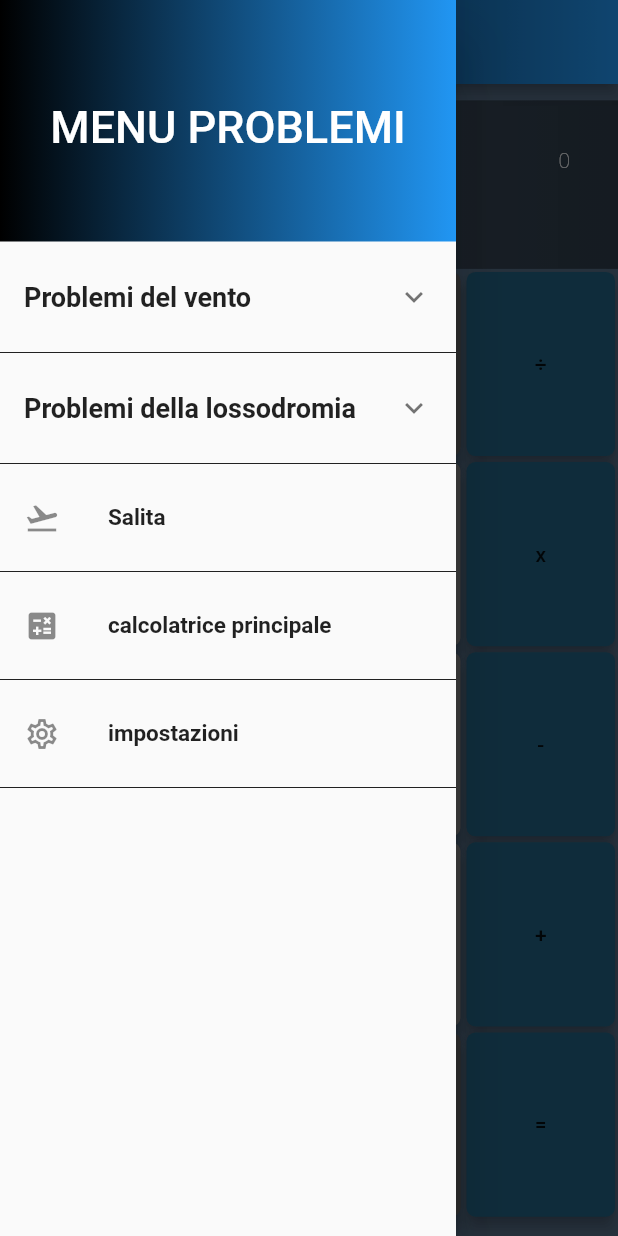
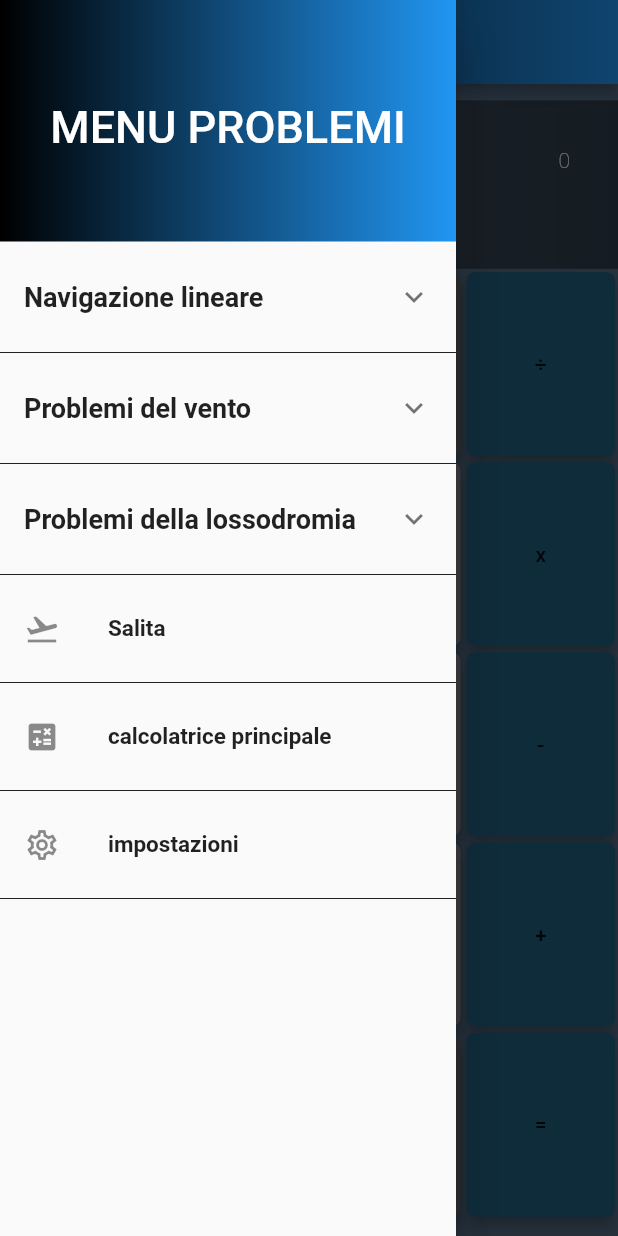
Before and after one commit to s-stasi/calcolatrice-flutter, a Flutter app: the screen it shows after launch, with the side drawer open, on a phone screen of 412 x 824 dp. Run offline on Flutter 3.47's test engine with Material 2 defaults, Android fonts, the phone set to English and light mode, and no system bars; our stand-ins replace shared_preferences; generated files the repository leaves out were written again.

Commit message:
navigazione lineare + navpar1

```diff
--- a/lib/MyApp.dart
+++ b/lib/MyApp.dart
@@ -7,6 +7,7 @@ import 'SecondaPag.dart';
 import 'TerzaPag.dart';
 import 'QuartaPag.dart';
 import 'SideDrawer.dart';
+import 'NavParalleli.dart';
 import 'MyHomePage.dart';
 import 'PrimoLossodromia.dart';
 import 'SecondoLossodromia.dart';
@@ -40,6 +41,7 @@ class _MAState extends State<MyApp> {
                 '/secLos': (context) => SecondoLossodromia(),
                 '/salita': (context) => Salita(),
                 '/ImpPag': (context) => Impostazioni(),
+                '/NavPar1': (context) => Paralleli(),
               },
             ));
   }
--- a/lib/SideDrawer.dart
+++ b/lib/SideDrawer.dart
@@ -26,6 +26,141 @@ class SideDrawer extends StatelessWidget {
                 Colors.blue,
               ]),
             ),
+          ),
+          ExpansionTile(
+            title: Text(
+              "Navigazione lineare",
+              style: TextStyle(
+                  fontSize: expTitleSmall, fontWeight: FontWeight.w600),
+            ),
+            children: <Widget>[
+              Divider(
+                color: Colors.blue,
+                thickness: 3,
+              ),
+              ExpansionTile(
+                title: Text(
+                  "navigazione per meridiano",
+                  style: TextStyle(
+                      fontSize: expTitleSmall, fontWeight: FontWeight.w600),
+                ),
+                children: <Widget>[
+                  Divider(
+                    color: Colors.indigo[900],
+                    thickness: 2,
+                  ),
+                  ListTile(
+                    leading: Icon(
+                      Icons.local_airport,
+                      size: 18,
+                    ),
+                    title: Text(
+                      'incognite: TC/D',
+                      style: TextStyle(
+                          fontSize: sumMenuItemSmall,
+                          fontWeight: FontWeight.w600),
+                    ),
+                    onTap: () => {
+                      Navigator.pushNamed(
+                        context,
+                        '/PriPag',
+                      ),
+                    },
+                  ),
+                  Divider(
+                    color: Colors.grey[900],
+                  ),
+                  ListTile(
+                    leading: Icon(
+                      Icons.local_airport,
+                      size: 18,
+                    ),
+                    title: Text(
+                      'incognite: Coordinate B',
+                      style: TextStyle(
+                          fontSize: sumMenuItemSmall,
+                          fontWeight: FontWeight.w600),
+                    ),
+                    onTap: () => {
+                      Navigator.pushNamed(
+                        context,
+                        '/PriPag',
+                      ),
+                    },
+                  ),
+                  Divider(
+                    color: Colors.indigo[900],
+                    thickness: 2,
+                  ),
+                ],
+              ),
+              Divider(
+                color: Colors.grey[900],
+              ),
+              ExpansionTile(
+                title: Text(
+                  "navigazione per paralleli",
+                  style: TextStyle(
+                      fontSize: expTitleSmall, fontWeight: FontWeight.w600),
+                ),
+                children: <Widget>[
+                  Divider(
+                    color: Colors.indigo[900],
+                    thickness: 2,
+                  ),
+                  ListTile(
+                    leading: Icon(
+                      Icons.local_airport,
+                      size: 18,
+                    ),
+                    title: Text(
+                      'incognite: TC/D',
+                      style: TextStyle(
+                          fontSize: sumMenuItemSmall,
+                          fontWeight: FontWeight.w600),
+                    ),
+                    onTap: () => {
+                      Navigator.pushNamed(
+                        context,
+                        '/NavPar1',
+                      ),
+                    },
+                  ),
+                  Divider(
+                    color: Colors.grey[900],
+                  ),
+                  ListTile(
+                    leading: Icon(
+                      Icons.local_airport,
+                      size: 18,
+                    ),
+                    title: Text(
+                      'incognite: Coordinate B',
+                      style: TextStyle(
+                          fontSize: sumMenuItemSmall,
+                          fontWeight: FontWeight.w600),
+                    ),
+                    onTap: () => {
+                      Navigator.pushNamed(
+                        context,
+                        '/PriPag',
+                      ),
+                    },
+                  ),
+                  Divider(
+                    color: Colors.indigo[900],
+                    thickness: 2,
+                  ),
+                ],
+              ),
+              Divider(
+                color: Colors.blue,
+                thickness: 3,
+              ),
+            ],
+          ),
+          Divider(
+            color: Colors.grey[900],
           ),
           ExpansionTile(
             title: Text(
--- a/lib/problems/problems.dart
+++ b/lib/problems/problems.dart
@@ -165,6 +165,8 @@ class _ProblemsState extends State<Problems> {
       primoLossodromia();
     } else if (this.problemNumber == "secondoLoss") {
       secondoLossodromia();
+    } else if (this.problemNumber == "NavPar1") {
+      navParalleli1();
     } else {
       throw Exception('You have to choose the problem');
     }
@@ -411,4 +413,6 @@ class _ProblemsState extends State<Problems> {
         'latitudine B: ${res[0]}°${res[1]}\'${res[2]}\" longitudine B: ${res[3]}°${res[4]}\'${res[5]}\"';
     _res = arr;
   }
+
+  void navParalleli1() {}
 }
```
Also changed, not shown: lib/NavParalleli.dart (added, +227 -0 lines), lib/problems/salita.dart (+16 -20 lines).
